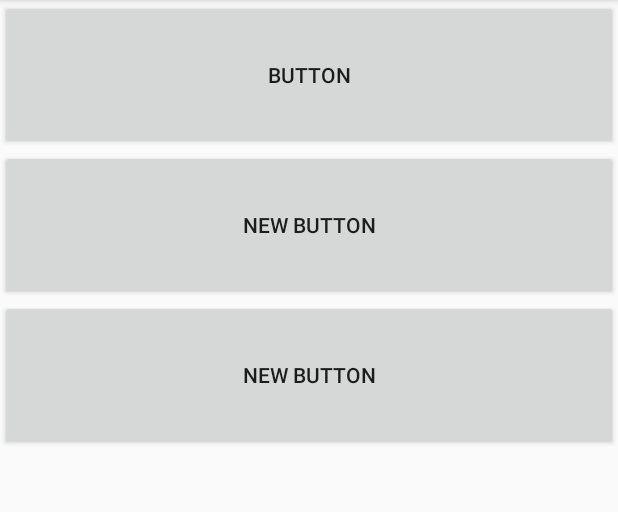
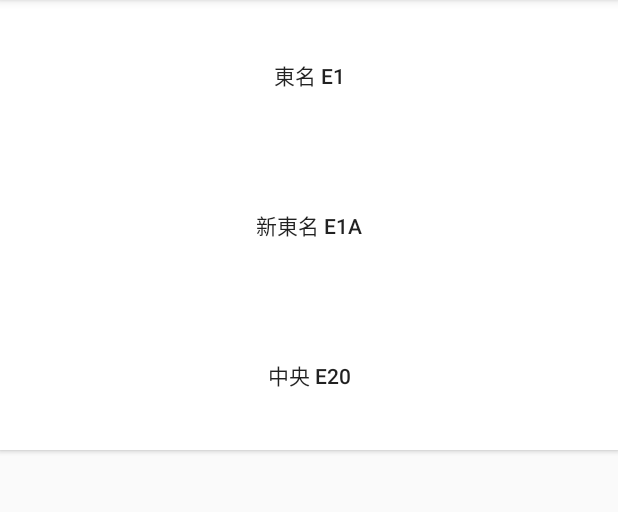
Before and after one commit to AstPy-ms/hitchHikeApp, an Android app: the screen it shows after launch (MainActivity), on a phone screen of 412 x 824 dp, the part 84-596 px from its top. Run offline under Robolectric (Android 15) with nearby library versions, the phone set to English and light mode, and no system bars.

Commit message:
Add some highways

```diff
--- a/app/src/main/java/com/example/myapplication/MainActivity.kt
+++ b/app/src/main/java/com/example/myapplication/MainActivity.kt
@@ -12,7 +12,7 @@ class MainActivity : AppCompatActivity() {
         setContentView(R.layout.activity_main)
 
         // ボタン押したら遷移する
-        sendButton.setOnClickListener {
+        toumei.setOnClickListener {
             val intent = Intent(application, SubActivity::class.java)
             startActivity(intent)
         }
--- a/app/src/main/res/layout/activity_main.xml
+++ b/app/src/main/res/layout/activity_main.xml
@@ -7,26 +7,30 @@
     tools:context=".MainActivity">
 
     <Button
-        android:id="@+id/sendButton"
+        android:id="@+id/toumei"
         android:layout_width="fill_parent"
         android:layout_height="100dp"
-        android:text="Button"
+        android:background="#ffffff"
+        android:text="東名 E1"
         app:layout_constraintTop_toTopOf="parent" />
 
     <Button
-        android:id="@+id/secondButton"
+        android:id="@+id/stoumei"
         android:layout_width="fill_parent"
         android:layout_height="100dp"
         android:layout_weight="1"
-        android:text="New Button"
-        app:layout_constraintTop_toBottomOf="@+id/sendButton" />
+        android:background="#ffffff"
+        android:text="新東名 E1A"
+        app:layout_constraintTop_toBottomOf="@+id/toumei" />
 
     <Button
-        android:id="@+id/thirdButton"
+        android:id="@+id/chuo"
         android:layout_width="fill_parent"
         android:layout_height="100dp"
         android:layout_weight="1"
-        android:text="New Button"
-        app:layout_constraintTop_toBottomOf="@+id/secondButton" />
+        android:background="#ffffff"
+        android:text="中央 E20"
+        app:layout_constraintTop_toBottomOf="@+id/stoumei"
+        tools:layout_editor_absoluteX="0dp" />
 
 </androidx.constraintlayout.widget.ConstraintLayout>
--- a/app/src/main/res/layout/activity_sub.xml
+++ b/app/src/main/res/layout/activity_sub.xml
@@ -15,4 +15,14 @@
         app:layout_constraintEnd_toEndOf="parent"
         app:layout_constraintStart_toStartOf="parent"
         app:layout_constraintTop_toTopOf="parent" />
+
+    <TextView
+        android:id="@+id/textView"
+        android:layout_width="wrap_content"
+        android:layout_height="wrap_content"
+        android:text="ピェ"
+        app:layout_constraintBottom_toTopOf="@+id/returnButton"
+        app:layout_constraintEnd_toEndOf="parent"
+        app:layout_constraintStart_toStartOf="parent"
+        app:layout_constraintTop_toTopOf="parent" />
 </androidx.constraintlayout.widget.ConstraintLayout>
```
